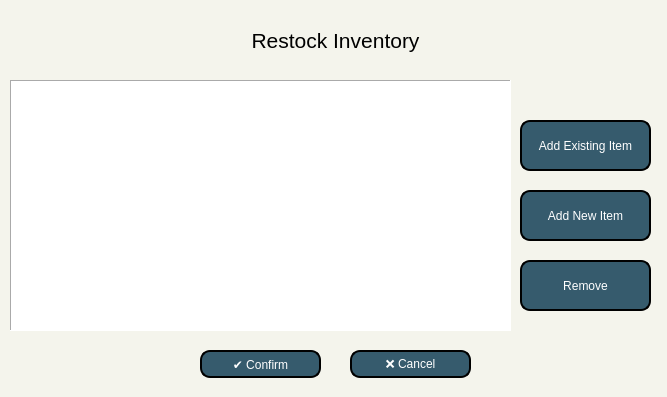
Above: restock.ui from ongchangco/Economystique2 before the change. Below: the same form after it.
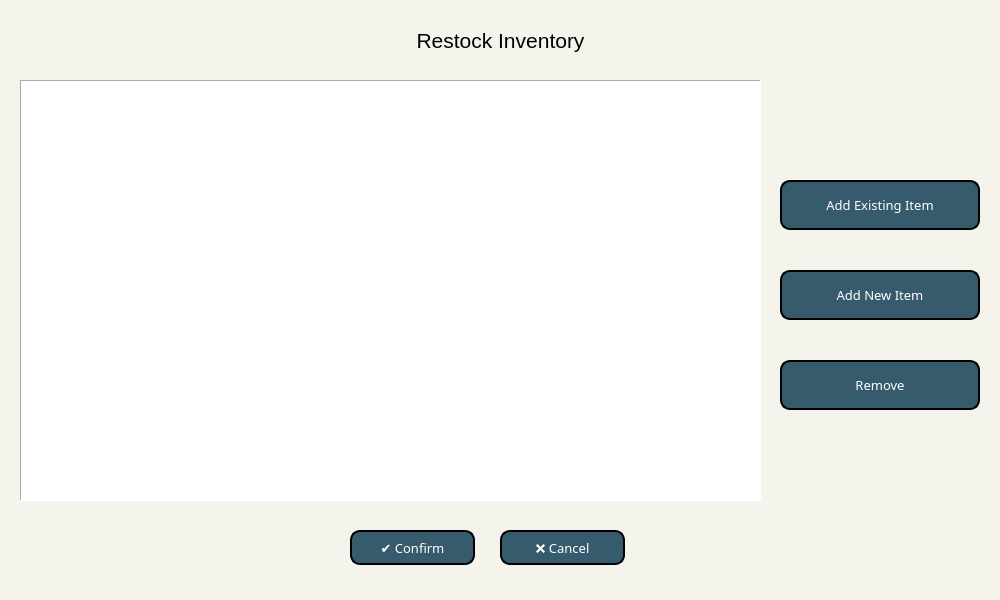
That is the form after the change. Icons and pictures are not drawn.

Diff of the .ui file:
```diff
--- a/restock.ui
+++ b/restock.ui
@@ -6,8 +6,8 @@
    <rect>
     <x>0</x>
     <y>0</y>
-    <width>667</width>
-    <height>397</height>
+    <width>1000</width>
+    <height>600</height>
    </rect>
   </property>
   <property name="windowTitle">
@@ -23,12 +23,18 @@
   <widget class="QPushButton" name="btnConfirm">
    <property name="geometry">
     <rect>
-     <x>200</x>
-     <y>350</y>
-     <width>121</width>
-     <height>28</height>
+     <x>350</x>
+     <y>530</y>
+     <width>125</width>
+     <height>35</height>
     </rect>
    </property>
+   <property name="font">
+    <font>
+     <family>Century Gothic</family>
+     <pointsize>10</pointsize>
+    </font>
+   </property>
    <property name="styleSheet">
     <string notr="true">QPushButton{
 	background: #365b6d;
@@ -54,12 +60,18 @@
   <widget class="QPushButton" name="btnCancel">
    <property name="geometry">
     <rect>
-     <x>350</x>
-     <y>350</y>
-     <width>121</width>
-     <height>28</height>
+     <x>500</x>
+     <y>530</y>
+     <width>125</width>
+     <height>35</height>
     </rect>
    </property>
+   <property name="font">
+    <font>
+     <family>Century Gothic</family>
+     <pointsize>10</pointsize>
+    </font>
+   </property>
    <property name="styleSheet">
     <string notr="true">QPushButton{
 	background: #365b6d;
@@ -85,9 +97,9 @@
   <widget class="QLabel" name="label_9">
    <property name="geometry">
     <rect>
-     <x>10</x>
+     <x>20</x>
      <y>10</y>
-     <width>651</width>
+     <width>961</width>
      <height>61</height>
     </rect>
    </property>
@@ -106,12 +118,18 @@
   <widget class="QPushButton" name="btnRemove">
    <property name="geometry">
     <rect>
-     <x>520</x>
-     <y>260</y>
-     <width>131</width>
-     <height>51</height>
+     <x>780</x>
+     <y>360</y>
+     <width>200</width>
+     <height>50</height>
     </rect>
    </property>
+   <property name="font">
+    <font>
+     <family>Century Gothic</family>
+     <pointsize>10</pointsize>
+    </font>
+   </property>
    <property name="styleSheet">
     <string notr="true">QPushButton{
 	background: #365b6d;
@@ -137,12 +155,18 @@
   <widget class="QPushButton" name="btnAddNew">
    <property name="geometry">
     <rect>
-     <x>520</x>
-     <y>190</y>
-     <width>131</width>
-     <height>51</height>
+     <x>780</x>
+     <y>270</y>
+     <width>200</width>
+     <height>50</height>
     </rect>
    </property>
+   <property name="font">
+    <font>
+     <family>Century Gothic</family>
+     <pointsize>10</pointsize>
+    </font>
+   </property>
    <property name="styleSheet">
     <string notr="true">QPushButton{
 	background: #365b6d;
@@ -168,10 +192,10 @@
   <widget class="QTableWidget" name="tabRestockTable">
    <property name="geometry">
     <rect>
-     <x>10</x>
+     <x>20</x>
      <y>80</y>
-     <width>501</width>
-     <height>251</height>
+     <width>741</width>
+     <height>421</height>
     </rect>
    </property>
    <property name="sizePolicy">
@@ -182,10 +206,16 @@
    </property>
    <property name="maximumSize">
     <size>
-     <width>771</width>
-     <height>351</height>
+     <width>16777215</width>
+     <height>16777215</height>
     </size>
    </property>
+   <property name="font">
+    <font>
+     <family>Century Gothic</family>
+     <pointsize>12</pointsize>
+    </font>
+   </property>
    <property name="styleSheet">
     <string notr="true">background: #ffffff</string>
    </property>
@@ -196,12 +226,18 @@
   <widget class="QPushButton" name="btnAdd">
    <property name="geometry">
     <rect>
-     <x>520</x>
-     <y>120</y>
-     <width>131</width>
-     <height>51</height>
+     <x>780</x>
+     <y>180</y>
+     <width>200</width>
+     <height>50</height>
     </rect>
    </property>
+   <property name="font">
+    <font>
+     <family>Century Gothic</family>
+     <pointsize>10</pointsize>
+    </font>
+   </property>
    <property name="styleSheet">
     <string notr="true">QPushButton{
 	background: #365b6d;
```
